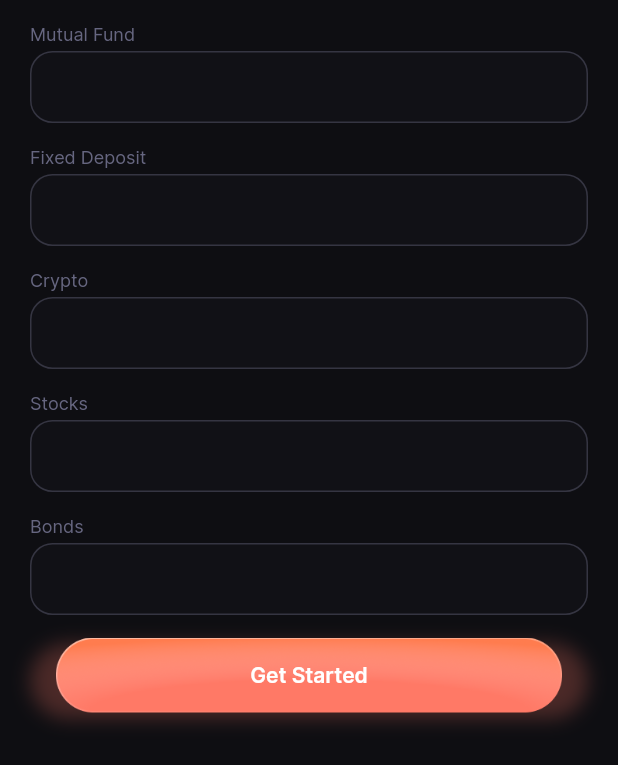
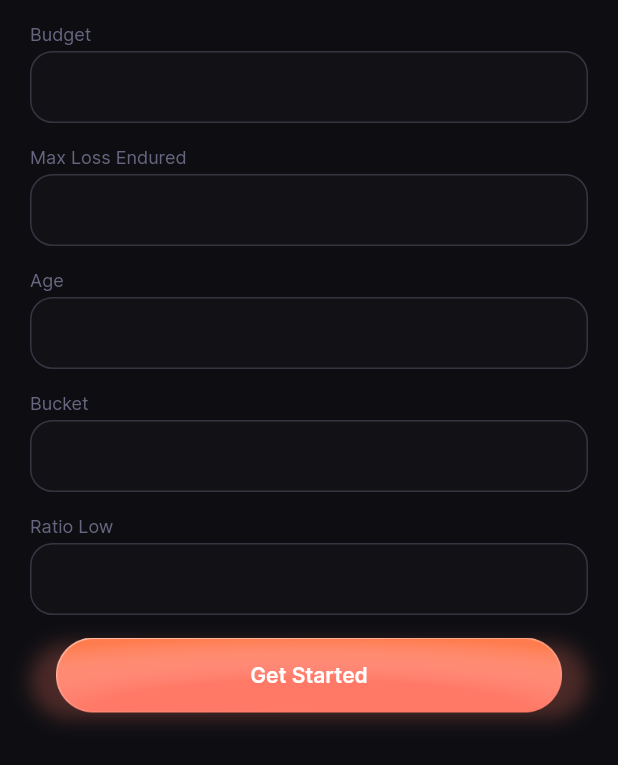
Before and after one commit to basedharsh/Devopia-Hackey-Hackey-Hackey, a Flutter app: the FundInfoPage screen opened directly, after a tap on "Get Started", on a phone screen of 412 x 824 dp. Shown: the top 765 px of the screen. Run offline on Flutter 3.47's test engine with Material 3 defaults, Android fonts, the phone set to English and light mode, and no system bars; our stand-ins replace carousel_slider, cloud_firestore, dotted_border, firebase_auth, firebase_core, fl_chart and 3 more; accounts and stored records are empty.

```diff
--- a/lib/view/home/fund_info.dart
+++ b/lib/view/home/fund_info.dart
@@ -1,16 +1,9 @@
-import 'package:cloud_firestore/cloud_firestore.dart';
-import 'package:firebase_auth/firebase_auth.dart';
+import 'dart:convert';
 import 'package:flutter/material.dart';
-import 'package:provider/provider.dart';
-import 'package:trackizer/backend/auth/login.dart';
-import 'package:trackizer/view/home/main_home.dart';
-import 'package:trackizer/view/login/sign_up_view.dart';
-import 'package:trackizer/view/main_tab/main_tab_view.dart';
-
-import '../../common/color_extension.dart';
-import '../../common_widget/primary_button.dart';
-import '../../common_widget/round_textfield.dart';
-import '../../common_widget/secondary_boutton.dart';
+import 'package:http/http.dart' as http;
+import 'package:trackizer/common/color_extension.dart';
+import 'package:trackizer/common_widget/primary_button.dart';
+import 'package:trackizer/common_widget/round_textfield.dart';
 
 class FundInfoPage extends StatefulWidget {
   const FundInfoPage({Key? key}) : super(key: key);
@@ -20,11 +13,11 @@ class FundInfoPage extends StatefulWidget {
 }
 
 class _FundInfoPageState extends State<FundInfoPage> {
-  TextEditingController mutualFund = TextEditingController();
-  TextEditingController fixedDeposit = TextEditingController();
-  TextEditingController crypto = TextEditingController();
-  TextEditingController stocks = TextEditingController();
-  TextEditingController bonds = TextEditingController();
+  TextEditingController budget = TextEditingController();
+  TextEditingController maxLossEndured = TextEditingController();
+  TextEditingController age = TextEditingController();
+  TextEditingController bucket = TextEditingController();
+  TextEditingController ratioLow = TextEditingController();
 
   @override
   Widget build(BuildContext context) {
@@ -37,101 +30,62 @@ class _FundInfoPageState extends State<FundInfoPage> {
             crossAxisAlignment: CrossAxisAlignment.center,
             children: [
               RoundTextField(
-                title: "Mutual Fund",
-                controller: mutualFund,
+                title: "Budget",
+                controller: budget,
                 keyboardType: TextInputType.number,
               ),
               const SizedBox(height: 15),
               RoundTextField(
-                title: "Fixed Deposit",
-                controller: fixedDeposit,
+                title: "Max Loss Endured",
+                controller: maxLossEndured,
                 keyboardType: TextInputType.number,
               ),
               const SizedBox(height: 15),
               RoundTextField(
-                title: "Crypto",
-                controller: crypto,
+                title: "Age",
+                controller: age,
                 keyboardType: TextInputType.number,
               ),
               const SizedBox(height: 15),
               RoundTextField(
-                title: "Stocks",
-                controller: stocks,
-                keyboardType: TextInputType.number,
+                title: "Bucket",
+                controller: bucket,
               ),
               const SizedBox(height: 15),
               RoundTextField(
-                title: "Bonds",
-                controller: bonds,
+                title: "Ratio Low",
+                controller: ratioLow,
                 keyboardType: TextInputType.number,
               ),
               const SizedBox(height: 15),
               PrimaryButton(
                 title: "Get Started",
-                onPressed: () {
-                  double mutualFundAmount = double.parse(mutualFund.text);
-                  double fixedDepositAmount = double.parse(fixedDeposit.text);
-                  double cryptoAmount = double.parse(crypto.text);
-                  double stocksAmount = double.parse(stocks.text);
-                  double bondsAmount = double.parse(bonds.text);
+                onPressed: () async {
+                  // String url = "http://127.0.0.1:5000/create_portfolio";
+                  String url = "http://10.0.2.2:5000/create_portfolio";
+                  var data = [
+                    {
+                      'emp': 1,
+                      'budget': int.parse(budget.text),
+                      'max_loss_endured': int.parse(maxLossEndured.text),
+                      'age': int.parse(age.text),
+                      'bucket': bucket.text,
+                      'ratio_low': double.parse(ratioLow.text)
+                    }
+                  ];
 
-                  double totalInvestment = mutualFundAmount +
-                      fixedDepositAmount +
-                      cryptoAmount +
-                      stocksAmount +
-                      bondsAmount;
+                  final response = await http.post(
+                    Uri.parse(url),
+                    headers: {"Content-Type": "application/json"},
+                    body: jsonEncode({"employees": data}),
+                  );
 
-                  double mutualFundPercentage =
-                      (mutualFundAmount / totalInvestment) * 100;
-                  double fixedDepositPercentage =
-                      (fixedDepositAmount / totalInvestment) * 100;
-                  double cryptoPercentage =
-                      (cryptoAmount / totalInvestment) * 100;
-                  double stocksPercentage =
-                      (stocksAmount / totalInvestment) * 100;
-                  double bondsPercentage =
-                      (bondsAmount / totalInvestment) * 100;
-
-                  String finalRisk;
-                  bool highRisk = (stocksPercentage + cryptoPercentage) > 33;
-                  bool lowRisk =
-                      (bondsPercentage + fixedDepositPercentage) > 33;
-                  bool mediumRisk = mutualFundPercentage > 33;
-
-                  if (highRisk) {
-                    finalRisk = "High";
-                  } else if (mediumRisk) {
-                    finalRisk = "Medium";
-                  } else if (lowRisk) {
-                    finalRisk = "Low";
+                  if (response.statusCode == 200) {
+                    var jsonResponse = jsonDecode(response.body);
+                    print(jsonResponse);
                   } else {
-                    finalRisk =
-                        "Undefined"; // In case none of the conditions are met
+                    print('Failed to get data from server');
                   }
-
-                  FirebaseFirestore.instance
-                      .collection("users")
-                      .doc(FirebaseAuth.instance.currentUser!.uid)
-                      .update({
-                    "MutualFund": mutualFund.text,
-                    "FixedDeposit": fixedDeposit.text,
-                    "Crypto": crypto.text,
-                    "Stocks": stocks.text,
-                    "Bonds": bonds.text,
-                    "totalInvestment": totalInvestment.toString(),
-                    "mutualFundPercentage": mutualFundPercentage.toString(),
-                    "fixedDepositPercentage": fixedDepositPercentage.toString(),
-                    "cryptoPercentage": cryptoPercentage.toString(),
-                    "stocksPercentage": stocksPercentage.toString(),
-                    "bondsPercentage": bondsPercentage.toString(),
-                    "Current Risk": finalRisk,
-                  }).then((value) {
-                    Navigator.of(context).push(
-                      MaterialPageRoute(
-                        builder: (context) => MainHome(),
-                      ),
-                    );
-                  });
                 },
               ),
               const Spacer(),
```
